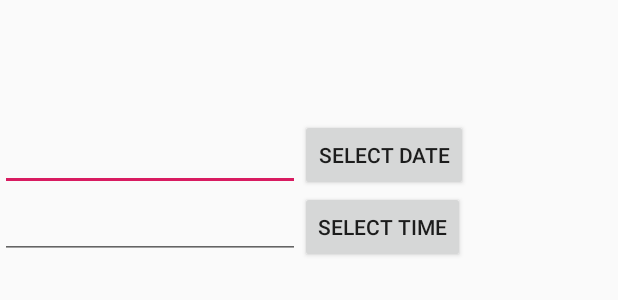
After one commit to CrisDossierPJ/CalendarCrud, an Android app: the layout date_picker.xml on its own in the app's theme, with its tools: preview values and no code run, on a phone screen of 412 x 824 dp. The commit adds this screen. Shown: the top 300 px of the screen. Run offline under Robolectric (Android 15) with nearby library versions, the phone set to English and light mode, and no system bars.

Commit message:
Ajout crud

```diff
--- a/app/src/main/java/com/example/testcalendrier/Event.java
+++ b/app/src/main/java/com/example/testcalendrier/Event.java
@@ -19,6 +19,12 @@ public class Event {
         this.dateBegin = dateBegin;
         this.calendar_ID = calendar_ID;
         this.Event_ID = Event_id;
+        this.Title = Title;
+        this.location = location;
+        this.dateEnd = dateEnd;
+    }
+    public Event(String Title, String location, long dateBegin, long dateEnd){
+        this.dateBegin = dateBegin;
         this.Title = Title;
         this.location = location;
         this.dateEnd = dateEnd;
--- a/app/src/main/java/com/example/testcalendrier/MyCustomAdapter.java
+++ b/app/src/main/java/com/example/testcalendrier/MyCustomAdapter.java
@@ -73,7 +73,7 @@ public class MyCustomAdapter extends BaseAdapter implements ListAdapter {
         addBtn.setOnClickListener(new View.OnClickListener(){
             @Override
             public void onClick(View v) {
-                ((MainActivity)context).updateEvent(list.get(position));
+                ((MainActivity)context).updateEventDialog(list.get(position));
 
              notifyDataSetChanged();
             }
--- a/app/src/main/res/layout/activity_main.xml
+++ b/app/src/main/res/layout/activity_main.xml
@@ -28,6 +28,7 @@
                 android:id="@+id/add"
                 android:layout_width="wrap_content"
                 android:layout_height="wrap_content"
+                android:layout_alignParentBottom="true"
                 android:text="Ajouter événement" />
 
             <EditText
--- /dev/null
+++ b/app/src/main/res/layout/date_picker.xml
@@ -0,0 +1,45 @@
+<?xml version="1.0" encoding="utf-8"?>
+<RelativeLayout xmlns:android="http://schemas.android.com/apk/res/android"
+    xmlns:app="http://schemas.android.com/apk/res-auto"
+    xmlns:tools="http://schemas.android.com/tools"
+    android:layout_width="match_parent"
+    android:layout_height="match_parent"
+    tools:context=".MainActivity"
+    android:id="@+id/root">
+
+    <EditText
+        android:layout_width="200dp"
+        android:layout_height="wrap_content"
+        android:id="@+id/in_date"
+        android:layout_marginTop="82dp"
+        android:layout_alignParentTop="true"
+        android:layout_alignParentLeft="true"
+        android:layout_alignParentStart="true" />
+
+    <Button
+        android:layout_width="wrap_content"
+        android:layout_height="wrap_content"
+        android:text="SELECT DATE"
+        android:id="@+id/btn_date"
+        android:layout_alignBottom="@+id/in_date"
+        android:layout_toRightOf="@+id/in_date"
+        android:layout_toEndOf="@+id/in_date" />
+
+    <EditText
+        android:layout_width="200dp"
+        android:layout_height="wrap_content"
+        android:id="@+id/in_time"
+        android:layout_below="@+id/in_date"
+        android:layout_alignParentLeft="true"
+        android:layout_alignParentStart="true" />
+
+    <Button
+        android:layout_width="wrap_content"
+        android:layout_height="wrap_content"
+        android:text="SELECT TIME"
+        android:id="@+id/btn_time"
+        android:layout_below="@+id/btn_date"
+        android:layout_alignLeft="@+id/btn_date"
+        android:layout_alignStart="@+id/btn_date" />
+
+</RelativeLayout>
```
Also changed, not shown: app/src/main/java/com/example/testcalendrier/MainActivity.java (+41 -63 lines).
